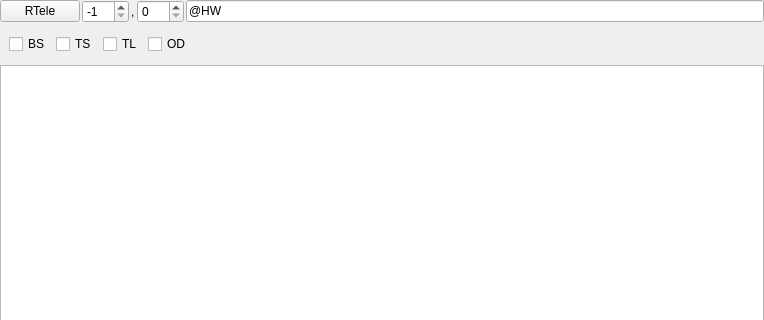
Before: the Qt Designer form Lib/AppWidgets/Agent_Cmd_Log_Form.ui in break11/AutoStorage, drawn with Qt 5; both pictures show x 0 to 764 and y 0 to 320 of the 764 by 514 pixel window.
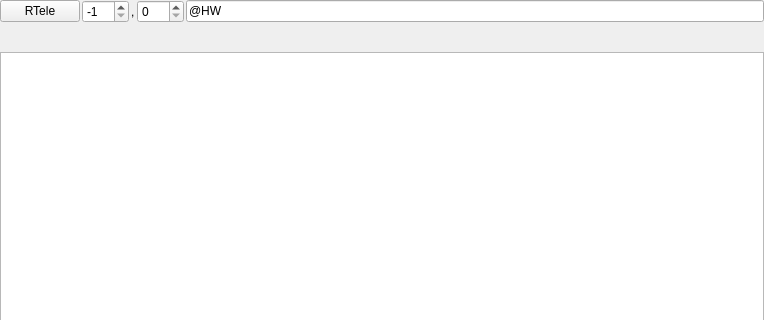
After: the same form once the commit is applied.

Commit message: галочки фильтры для фильтрации сообщений по их типам эвентов настраиваются через базовый набор простым добавлением нового эвента в набор сохраняются в настройках программы через окно Agent_CMD_Log_Form

```diff
--- a/Lib/AppWidgets/Agent_Cmd_Log_Form.ui
+++ b/Lib/AppWidgets/Agent_Cmd_Log_Form.ui
@@ -100,49 +100,7 @@
        <height>25</height>
       </size>
      </property>
-     <layout class="QHBoxLayout" name="horizontalLayout_2">
-      <item>
-       <widget class="QCheckBox" name="cbBS">
-        <property name="text">
-         <string>BS</string>
-        </property>
-       </widget>
-      </item>
-      <item>
-       <widget class="QCheckBox" name="cbTS">
-        <property name="text">
-         <string>TS</string>
-        </property>
-       </widget>
-      </item>
-      <item>
-       <widget class="QCheckBox" name="cbTL">
-        <property name="text">
-         <string>TL</string>
-        </property>
-       </widget>
-      </item>
-      <item>
-       <widget class="QCheckBox" name="cbOD">
-        <property name="text">
-         <string>OD</string>
-        </property>
-       </widget>
-      </item>
-      <item>
-       <spacer name="horizontalSpacer">
-        <property name="orientation">
-         <enum>Qt::Horizontal</enum>
-        </property>
-        <property name="sizeHint" stdset="0">
-         <size>
-          <width>537</width>
-          <height>20</height>
-         </size>
-        </property>
-       </spacer>
-      </item>
-     </layout>
+     <layout class="QHBoxLayout" name="horizontalLayout_2"/>
     </widget>
    </item>
    <item>
```
Left out of the diff: 2 changed lines with no effect on the pictures. The commit also changes 3 other files.
